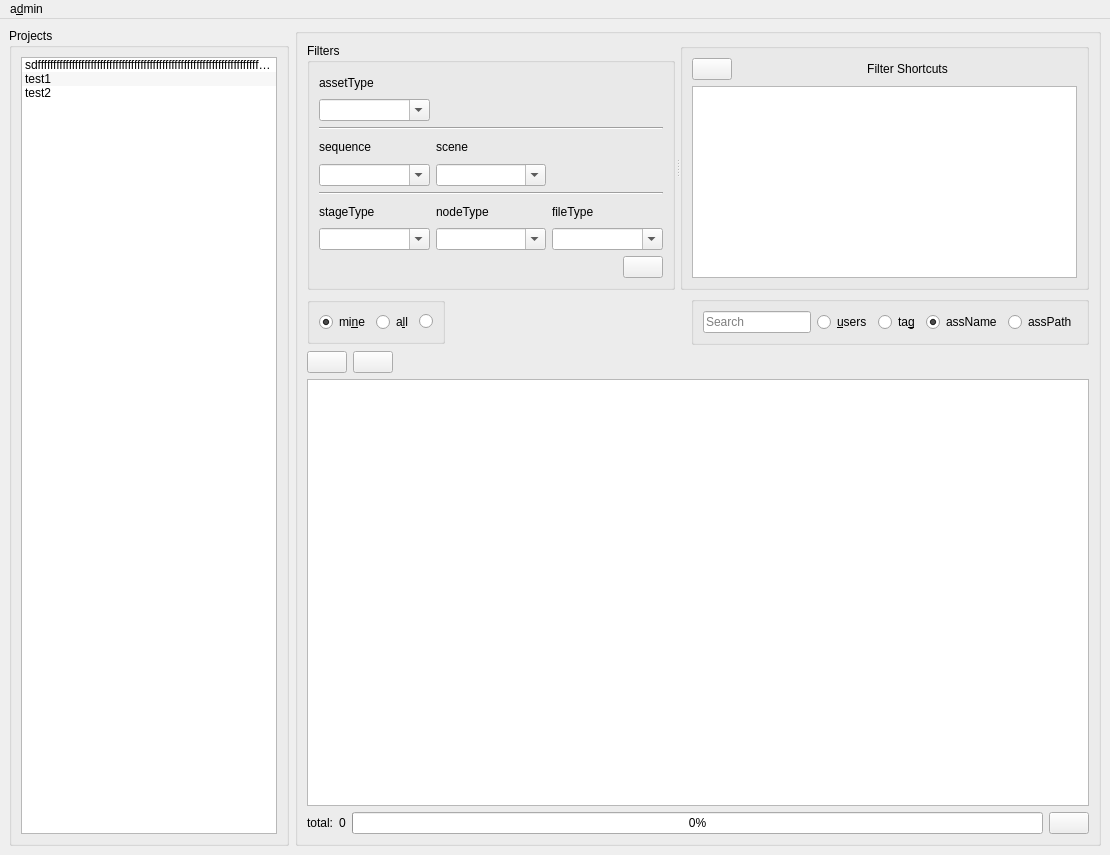
aumanimationstudios/rbhus, file rbhusUI/lib/qt5/rbhusPipe_main/ui_main.ui: the form before one commit.
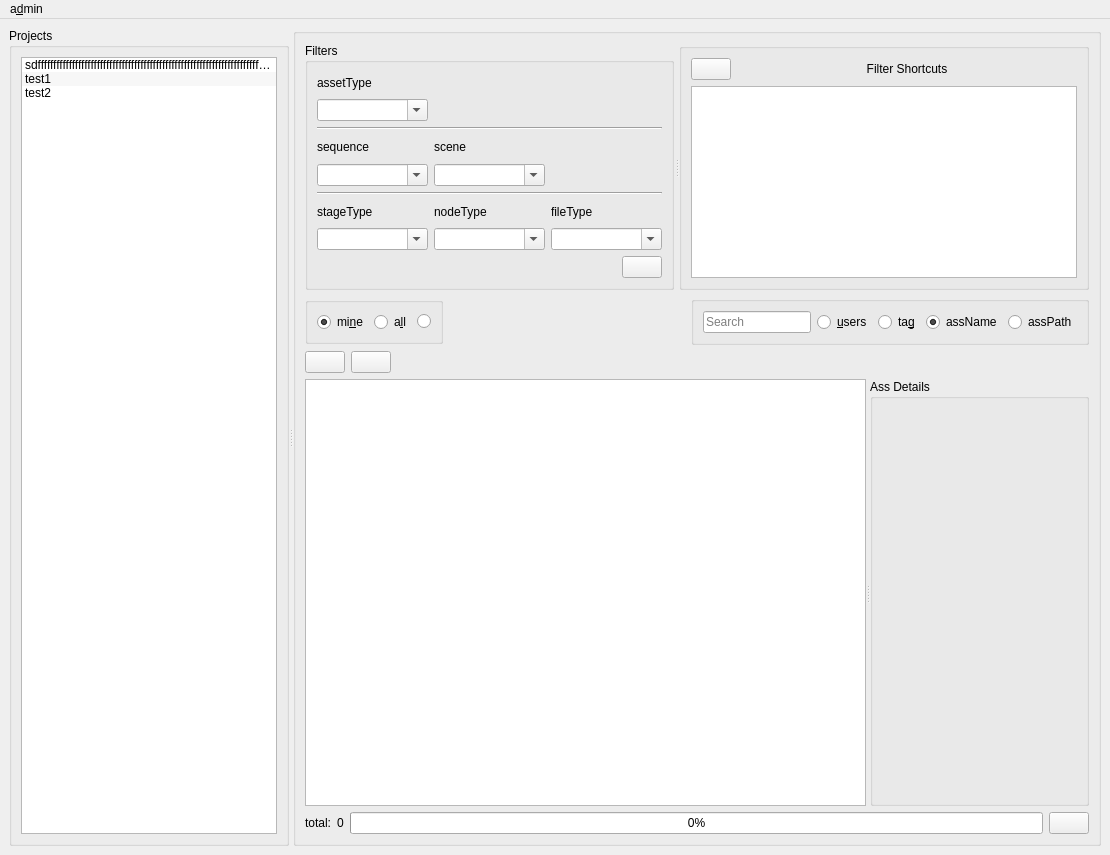
The form after the commit.

Diff of the .ui file:
```diff
--- a/rbhusUI/lib/qt5/rbhusPipe_main/ui_main.ui
+++ b/rbhusUI/lib/qt5/rbhusPipe_main/ui_main.ui
@@ -14,10 +14,12 @@
    <string>rbhusPipe 2.0</string>
   </property>
   <widget class="QWidget" name="centralwidget">
-   <layout class="QGridLayout" name="gridLayout">
-    <item row="0" column="0">
-     <layout class="QHBoxLayout" name="horizontalLayout">
+   <layout class="QVBoxLayout" name="verticalLayout_6">
       <item>
+     <widget class="QSplitter" name="splitterProj">
+      <property name="orientation">
+       <enum>Qt::Horizontal</enum>
+      </property>
        <widget class="QGroupBox" name="groupBoxProjects">
         <property name="sizePolicy">
          <sizepolicy hsizetype="MinimumExpanding" vsizetype="Preferred">
@@ -98,8 +100,6 @@
          </item>
         </layout>
        </widget>
-      </item>
-      <item>
        <widget class="QGroupBox" name="groupBox">
         <property name="sizePolicy">
          <sizepolicy hsizetype="MinimumExpanding" vsizetype="Preferred">
@@ -608,6 +608,16 @@
           </layout>
          </item>
          <item>
+         <widget class="QSplitter" name="splitter_2">
+          <property name="sizePolicy">
+           <sizepolicy hsizetype="MinimumExpanding" vsizetype="MinimumExpanding">
+            <horstretch>0</horstretch>
+            <verstretch>0</verstretch>
+           </sizepolicy>
+          </property>
+          <property name="orientation">
+           <enum>Qt::Horizontal</enum>
+          </property>
           <widget class="QTableWidget" name="tableWidgetAssets">
            <property name="sizePolicy">
             <sizepolicy hsizetype="MinimumExpanding" vsizetype="MinimumExpanding">
@@ -658,6 +668,18 @@
             <number>48</number>
            </attribute>
           </widget>
+          <widget class="QGroupBox" name="groupBox_2">
+           <property name="sizePolicy">
+            <sizepolicy hsizetype="MinimumExpanding" vsizetype="Preferred">
+             <horstretch>0</horstretch>
+             <verstretch>0</verstretch>
+            </sizepolicy>
+           </property>
+           <property name="title">
+            <string>Ass Details</string>
+           </property>
+          </widget>
+         </widget>
          </item>
          <item>
           <layout class="QHBoxLayout" name="horizontalLayout_3">
@@ -705,8 +727,7 @@
          </item>
         </layout>
        </widget>
-      </item>
-     </layout>
+     </widget>
     </item>
    </layout>
   </widget>
```
Left out of the diff: 3 changed lines with no effect on the pictures. Lines whose indentation alone changed are shown as unchanged.
